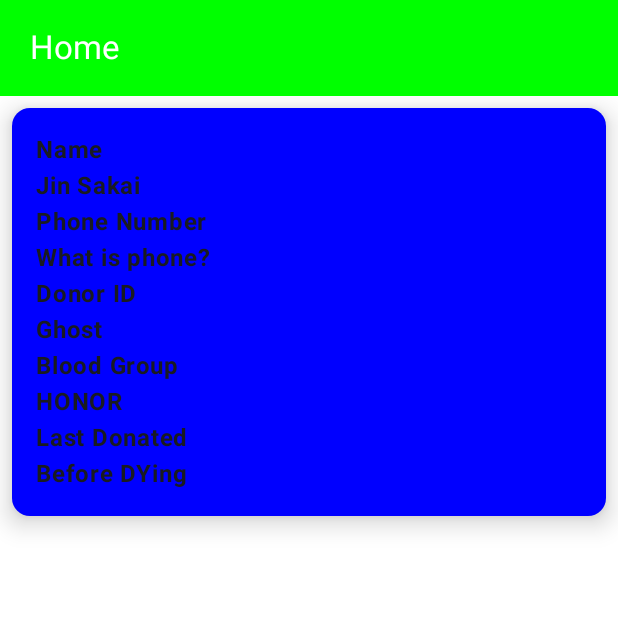
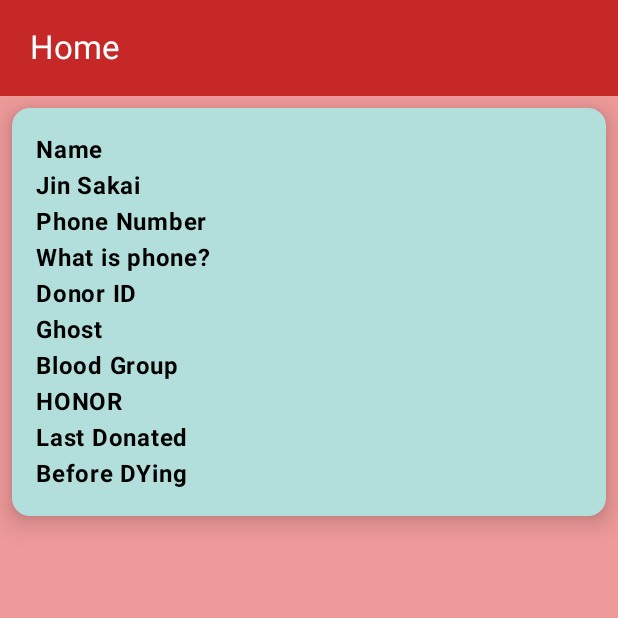
Before and after one commit to aadhityakumaran/donorcall-js, an Android app built with Jetpack Compose: the screen it shows after launch (MainActivity), on a phone screen of 412 x 824 dp, the top half of it. Run offline under Robolectric (Android 15) with nearby library versions, the phone set to English and light mode, and no system bars; our stand-ins replace Shimmer.

Commit message:
Adding colors (Forwarding to Annanya)

```diff
--- a/Donor-App/app/src/main/java/com/example/donorapp/ui/components/AppBar.kt
+++ b/Donor-App/app/src/main/java/com/example/donorapp/ui/components/AppBar.kt
@@ -7,6 +7,7 @@ import androidx.compose.runtime.Composable
 import androidx.compose.ui.Modifier
 import androidx.compose.ui.graphics.Color
 import androidx.compose.ui.unit.dp
+import com.example.donorapp.ui.theme.appPrimary
 
 @OptIn(ExperimentalMaterial3Api::class)
 @Composable
@@ -18,13 +19,11 @@ fun AppBar(
             Row {
                 Text(
                     text = title,
-                    color = Color.White,
-                    modifier = Modifier.padding(start = 4.dp)
+                    modifier = Modifier.padding(start = 4.dp),
+                    color = Color.White
                 )
             }
         },
-        colors = TopAppBarDefaults.topAppBarColors(
-            containerColor = Color.Green
-        )
+        colors = TopAppBarDefaults.topAppBarColors(containerColor = appPrimary),
     )
 }
--- a/Donor-App/app/src/main/java/com/example/donorapp/ui/components/UserCard.kt
+++ b/Donor-App/app/src/main/java/com/example/donorapp/ui/components/UserCard.kt
@@ -11,6 +11,8 @@ import androidx.compose.ui.Modifier
 import androidx.compose.ui.graphics.Color
 import androidx.compose.ui.text.font.FontWeight
 import androidx.compose.ui.unit.dp
+import com.example.donorapp.ui.theme.appSecondary
+import com.example.donorapp.ui.theme.appTertiary
 
 @Composable
 fun UserCard(
@@ -26,15 +28,17 @@ fun UserCard(
         .fillMaxWidth()
         .padding(top = 8.dp, start = 8.dp, end = 8.dp),
         elevation = CardDefaults.cardElevation(defaultElevation = 10.dp),
-        colors = CardDefaults.cardColors(containerColor = Color.Blue)
+        colors = CardDefaults.cardColors(containerColor = appTertiary)
     )
     {
-        Column(modifier = modifier.padding(16.dp).fillMaxWidth()) {
-            Text(text = "Name\n$name", fontWeight = FontWeight.Bold)
-            Text(text = "Phone Number\n$phone", fontWeight = FontWeight.Bold)
-            Text(text = "Donor ID\n$donorId", fontWeight = FontWeight.Bold)
-            Text(text = "Blood Group\n$bloodGroup", fontWeight = FontWeight.Bold)
-            Text(text = "Last Donated\n$lastDonationDate", fontWeight = FontWeight.Bold)
+        Column(modifier = modifier
+            .padding(16.dp)
+            .fillMaxWidth()) {
+            Text(text = "Name\n$name", fontWeight = FontWeight.Bold, color = Color.Black)
+            Text(text = "Phone Number\n$phone", fontWeight = FontWeight.Bold, color = Color.Black)
+            Text(text = "Donor ID\n$donorId", fontWeight = FontWeight.Bold, color = Color.Black)
+            Text(text = "Blood Group\n$bloodGroup", fontWeight = FontWeight.Bold, color = Color.Black)
+            Text(text = "Last Donated\n$lastDonationDate", fontWeight = FontWeight.Bold, color = Color.Black)
 
         }
     }
--- a/Donor-App/app/src/main/java/com/example/donorapp/ui/theme/Color.kt
+++ b/Donor-App/app/src/main/java/com/example/donorapp/ui/theme/Color.kt
@@ -2,10 +2,6 @@ package com.example.donorapp.ui.theme
 
 import androidx.compose.ui.graphics.Color
 
-val Purple80 = Color(0xFFD0BCFF)
-val PurpleGrey80 = Color(0xFFCCC2DC)
-val Pink80 = Color(0xFFEFB8C8)
-
-val Purple40 = Color(0xFF6650a4)
-val PurpleGrey40 = Color(0xFF625b71)
-val Pink40 = Color(0xFF7D5260)
+val appPrimary = Color(0xFFC62828) // Red 700
+val appSecondary = Color(0xFFEF9A9A) // Light Red
+val appTertiary = Color(0xFFB2DFDB) // Teal 100
--- a/Donor-App/app/src/main/java/com/example/donorapp/ui/theme/Theme.kt
+++ b/Donor-App/app/src/main/java/com/example/donorapp/ui/theme/Theme.kt
@@ -1,6 +1,5 @@
 package com.example.donorapp.ui.theme
 
-import android.app.Activity
 import android.os.Build
 import androidx.compose.foundation.isSystemInDarkTheme
 import androidx.compose.material3.MaterialTheme
@@ -9,28 +8,31 @@ import androidx.compose.material3.dynamicDarkColorScheme
 import androidx.compose.material3.dynamicLightColorScheme
 import androidx.compose.material3.lightColorScheme
 import androidx.compose.runtime.Composable
+import androidx.compose.ui.graphics.Color
 import androidx.compose.ui.platform.LocalContext
 
 private val DarkColorScheme = darkColorScheme(
-    primary = Purple80,
-    secondary = PurpleGrey80,
-    tertiary = Pink80
+    primary = Color(0xFFC62828), // Red 700
+    secondary = Color(0xFFEF9A9A), // Light Red
+    tertiary = Color(0xFFB2DFDB), // Teal 100
+    background = Color(0xFF121212), // Dark background for dark theme
+    surface = Color(0xFF1F1F1F), // Dark surface
+    onPrimary = Color.White,
+    onSecondary = Color.Black,
+    onBackground = Color.White,
+    onSurface = Color.White
 )
 
 private val LightColorScheme = lightColorScheme(
-    primary = Purple40,
-    secondary = PurpleGrey40,
-    tertiary = Pink40
-
-    /* Other default colors to override
-    background = Color(0xFFFFFBFE),
-    surface = Color(0xFFFFFBFE),
+    primary = Color(0xFFC62828), // Red 700
+    secondary = Color(0xFFEF9A9A), // Light Red
+    tertiary = Color(0xFFB2DFDB), // Teal 100
+    background = Color(0xFFFFFFFF), // White background
+    surface = Color(0xFFF5F5F5), // Light gray surface
     onPrimary = Color.White,
-    onSecondary = Color.White,
-    onTertiary = Color.White,
-    onBackground = Color(0xFF1C1B1F),
-    onSurface = Color(0xFF1C1B1F),
-    */
+    onSecondary = Color.Black,
+    onBackground = Color(0xFF212121), // Dark text on light background
+    onSurface = Color(0xFF212121) // Dark text on light surface
 )
 
 @Composable
--- a/Donor-App/app/src/main/java/com/example/donorapp/ui/view/HomeView.kt
+++ b/Donor-App/app/src/main/java/com/example/donorapp/ui/view/HomeView.kt
@@ -13,6 +13,7 @@ import com.example.donorapp.ui.components.UserCard
 import com.example.donorapp.ui.modifiers.shimmerEffect
 import com.example.donorapp.viewmodel.HomeViewModel
 import androidx.lifecycle.viewmodel.compose.viewModel
+import com.example.donorapp.ui.theme.appSecondary
 
 
 @Composable
@@ -27,8 +28,8 @@ fun HomeView(
                 "Home"
             )
         },
-
-        containerColor = Color.White)
+        containerColor = appSecondary
+    )
     {
         LazyColumn(
             modifier = Modifier
--- a/Donor-App/app/src/main/res/values/colors.xml
+++ b/Donor-App/app/src/main/res/values/colors.xml
@@ -7,4 +7,8 @@
     <color name="teal_700">#FF018786</color>
     <color name="black">#FF000000</color>
     <color name="white">#FFFFFFFF</color>
+
+    <color name="appPrimary">#FFC62828</color>
+    <color name="appSecondary">#FFEF9A9A</color>
+    <color name="appTertiary">#FFB2DFDB</color>
 </resources>
```
Also changed, not shown: Donor-App/app/src/main/java/com/example/donorapp/MainActivity.kt (+0 -7 lines).
